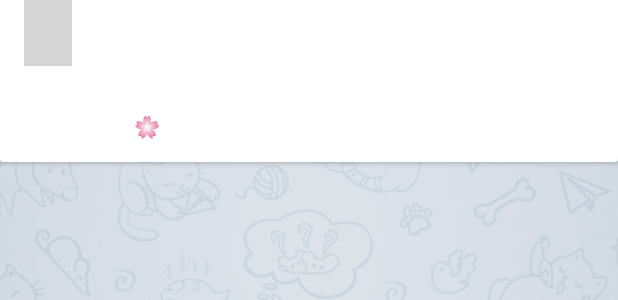
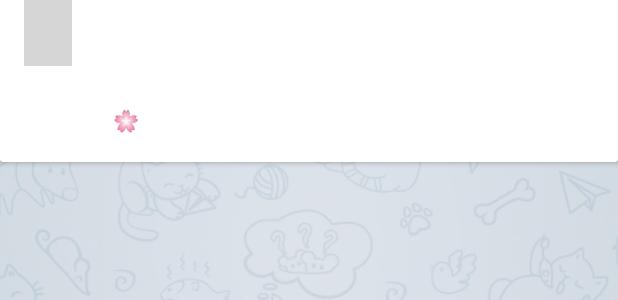
Before and after one commit to billachusim/DearClaire, an Android app: the layout fragment_session_detail.xml on its own in the app's theme, with its tools: preview values and no code run, on a phone screen of 412 x 824 dp. Shown: the part 433-733 px from the top of the screen. Run offline under Robolectric (Android 15) with nearby library versions, the light colour scheme and no system bars; plain views replace EmojiEditText, EmojiTextView, PlayerView, SpinKitView; grey boxes are pictures that could not be loaded.

Commit message:
Sweep up improvement to UI in SessionDetail and item_session. Text size in session detail increased via SessionDetailFragment.kt

```diff
--- a/app/src/main/java/com/mobymagic/clairediary/ui/sessiondetail/SessionDetailFragment.kt
+++ b/app/src/main/java/com/mobymagic/clairediary/ui/sessiondetail/SessionDetailFragment.kt
@@ -230,7 +230,7 @@ class SessionDetailFragment : DataBoundNavFragment<FragmentSessionDetailBinding>
         val font = fontFactory.getFontWithName(session.font)
         binding.sessionDetailMessageText.setFont(font.typeface)
         if (font.fontName.contains("roboto", true)) {
-            binding.sessionDetailMessageText.setTextSize(TypedValue.COMPLEX_UNIT_SP, 14f)
+            binding.sessionDetailMessageText.setTextSize(TypedValue.COMPLEX_UNIT_SP, 16f)
         } else {
             binding.sessionDetailMessageText.setTextSize(TypedValue.COMPLEX_UNIT_SP, 20f)
         }
--- a/app/src/main/res/layout/fragment_session_detail.xml
+++ b/app/src/main/res/layout/fragment_session_detail.xml
@@ -214,7 +214,8 @@
                                     android:id="@+id/me_too_container"
                                     android:layout_width="wrap_content"
                                     android:layout_height="wrap_content"
-                                    android:gravity="center_vertical"
+                                    android:gravity="start"
+                                    android:layout_marginHorizontal="12dp"
                                     android:orientation="horizontal"
                                     app:layout_constraintStart_toStartOf="parent"
                                     app:layout_constraintTop_toBottomOf="@id/session_detail_audio_container"
@@ -224,7 +225,6 @@
                                         android:id="@+id/session_detail_me_too_count_text"
                                         android:layout_width="wrap_content"
                                         android:layout_height="wrap_content"
-                                        android:layout_marginStart="16dp"
                                         android:text="@{String.valueOf(session.meToos.size())}"
                                         android:textColor="@color/secondary_text_light"
                                         app:visibleGone="@{session.meToos.size() != 0}"
@@ -235,6 +235,7 @@
                                         style="@style/Widget.AppCompat.Button.Borderless"
                                         android:layout_width="wrap_content"
                                         android:layout_height="wrap_content"
+                                        android:gravity="start"
                                         android:text="@string/session_detail_action_me_too"
                                         android:textAllCaps="false"
                                         android:textColor="@color/primary_text_light" />
```
Also changed, not shown: app/src/main/res/layout/item_session.xml (+4 -3 lines).
